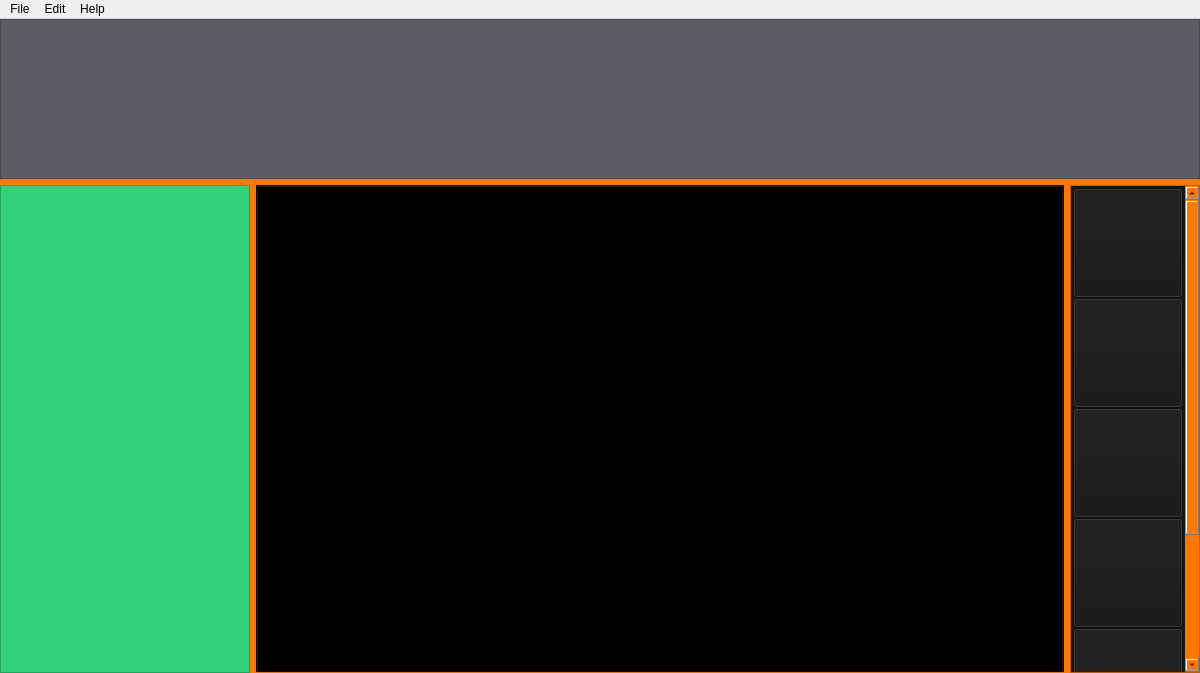
Old version of the form form.ui in the repository Meliani-Mehdi/Graphite_QT.
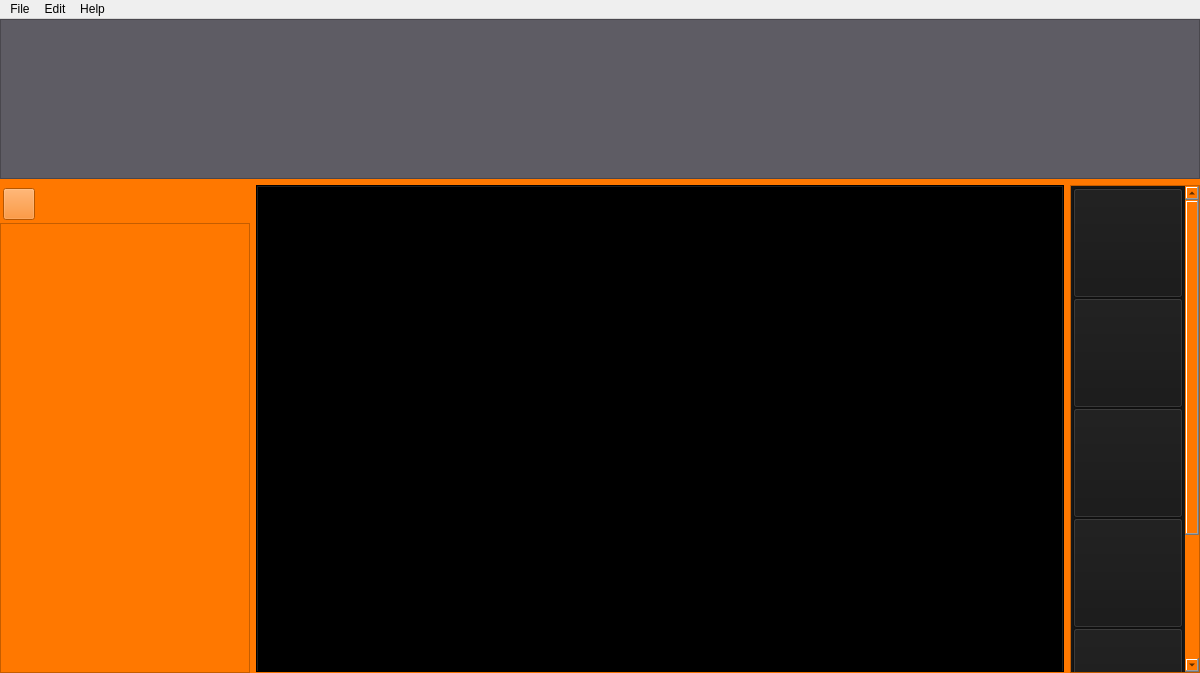
New version of the form. Icons and pictures are not drawn.

What changed in the file:
```diff
--- a/form.ui
+++ b/form.ui
@@ -76,7 +76,50 @@
       <item>
        <layout class="QHBoxLayout" name="horizontalLayout">
         <item>
-         <widget class="QFrame" name="frame2">
+         <layout class="QVBoxLayout" name="frame2">
+          <property name="spacing">
+           <number>0</number>
+          </property>
+          <item>
+           <layout class="QVBoxLayout" name="verticalLayout_4">
+            <property name="spacing">
+             <number>16</number>
+            </property>
+            <property name="leftMargin">
+             <number>3</number>
+            </property>
+            <property name="topMargin">
+             <number>3</number>
+            </property>
+            <property name="rightMargin">
+             <number>3</number>
+            </property>
+            <property name="bottomMargin">
+             <number>3</number>
+            </property>
+            <item>
+             <widget class="QPushButton" name="pushButton">
+              <property name="minimumSize">
+               <size>
+                <width>32</width>
+                <height>32</height>
+               </size>
+              </property>
+              <property name="maximumSize">
+               <size>
+                <width>32</width>
+                <height>32</height>
+               </size>
+              </property>
+              <property name="text">
+               <string/>
+              </property>
+             </widget>
+            </item>
+           </layout>
+          </item>
+          <item>
+           <widget class="QTreeView" name="treeView">
           <property name="minimumSize">
            <size>
             <width>250</width>
@@ -89,17 +132,10 @@
             <height>16777215</height>
            </size>
           </property>
-          <property name="styleSheet">
-           <string notr="true">background-color: rgb(51, 209, 122);</string>
-          </property>
-          <property name="frameShape">
-           <enum>QFrame::StyledPanel</enum>
-          </property>
-          <property name="frameShadow">
-           <enum>QFrame::Raised</enum>
-          </property>
-         </widget>
-        </item>
+           </widget>
+          </item>
+         </layout>
+        </item>
         <item>
          <layout class="QHBoxLayout" name="horizontalLayout_2">
           <item>
```
Left out of the diff: 4 changed lines with no effect on the pictures. Lines whose indentation alone changed are shown as unchanged.
